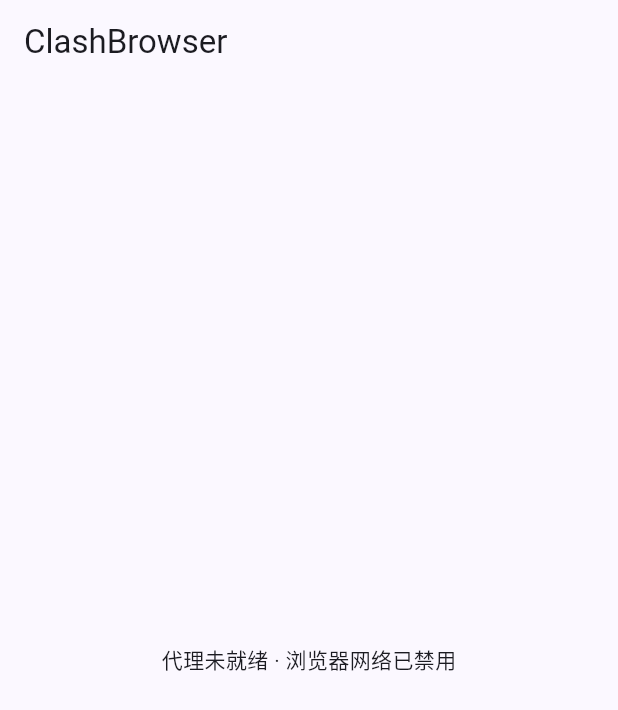
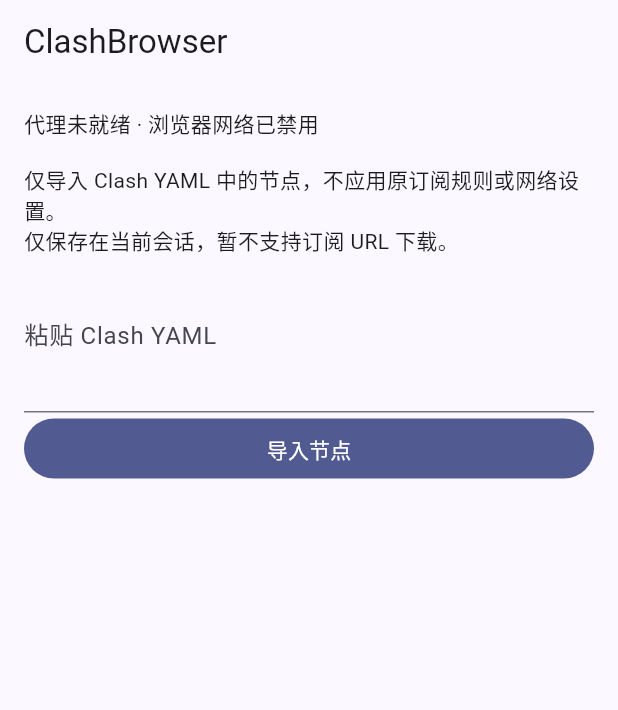
Before and after one commit to NoRegret-L/ClashBrowser, a Flutter app: the screen it shows after launch, on a phone screen of 412 x 824 dp. Shown: the top 710 px of the screen. Run offline on Flutter 3.47's test engine with Material 3 defaults, Android fonts, the phone set to English and light mode, and no system bars; our stand-ins replace yaml.

Commit message:
Implement shared core adapter and restricted Clash node import with tests

```diff
--- a/lib/main.dart
+++ b/lib/main.dart
@@ -1,4 +1,6 @@
 import 'package:flutter/material.dart';
+
+import 'core/subscription.dart';
 
 void main() => runApp(const ClashBrowser());
 
@@ -9,11 +11,115 @@ class ClashBrowser extends StatelessWidget {
   Widget build(BuildContext context) => MaterialApp(
     title: 'ClashBrowser',
     theme: ThemeData(colorSchemeSeed: Colors.indigo, useMaterial3: true),
-    home: Scaffold(
-      appBar: AppBar(title: const Text('ClashBrowser')),
-      body: const SafeArea(
-        child: Center(child: Text('代理未就绪 · 浏览器网络已禁用')),
-      ),
-    ),
+    home: const SubscriptionScreen(),
   );
 }
+
+class SubscriptionScreen extends StatefulWidget {
+  const SubscriptionScreen({super.key});
+
+  @override
+  State<SubscriptionScreen> createState() => _SubscriptionScreenState();
+}
+
+class _SubscriptionScreenState extends State<SubscriptionScreen> {
+  final _yaml = TextEditingController();
+  final _profiles = <SubscriptionProfile>[];
+  int? _active;
+  String? _selected;
+  String? _error;
+
+  @override
+  void dispose() {
+    _yaml.dispose();
+    super.dispose();
+  }
+
+  void _import() {
+    try {
+      final profile = SubscriptionProfile.parse(_yaml.text);
+      setState(() {
+        _profiles.add(profile);
+        _active = _profiles.length - 1;
+        _selected = profile.nodeNames.first;
+        _error = null;
+        _yaml.clear();
+      });
+    } on FormatException {
+      setState(() => _error = '导入失败：格式、节点类型或选项不受支持。');
+    }
+  }
+
+  void _remove() {
+    final active = _active;
+    if (active == null) return;
+    setState(() {
+      _profiles.removeAt(active);
+      _active = _profiles.isEmpty ? null : 0;
+      _selected = _profiles.isEmpty ? null : _profiles.first.nodeNames.first;
+      _error = null;
+    });
+  }
+
+  @override
+  Widget build(BuildContext context) {
+    final profile = _active == null ? null : _profiles[_active!];
+    return Scaffold(
+      appBar: AppBar(title: const Text('ClashBrowser')),
+      body: SafeArea(
+        child: ListView(
+          padding: const EdgeInsets.all(16),
+          children: [
+            const Text('代理未就绪 · 浏览器网络已禁用'),
+            const SizedBox(height: 16),
+            const Text('仅导入 Clash YAML 中的节点，不应用原订阅规则或网络设置。'),
+            const Text('仅保存在当前会话，暂不支持订阅 URL 下载。'),
+            TextField(
+              key: const Key('yaml-input'),
+              controller: _yaml,
+              minLines: 3,
+              maxLines: 6,
+              autocorrect: false,
+              enableSuggestions: false,
+              decoration: const InputDecoration(labelText: '粘贴 Clash YAML'),
+            ),
+            FilledButton(onPressed: _import, child: const Text('导入节点')),
+            if (_error != null) Text(_error!),
+            if (profile != null) ...[
+              DropdownButton<int>(
+                value: _active,
+                isExpanded: true,
+                items: [
+                  for (var i = 0; i < _profiles.length; i++)
+                    DropdownMenuItem(value: i, child: Text('配置 ${i + 1}')),
+                ],
+                onChanged: (i) {
+                  if (i == null) return;
+                  setState(() {
+                    _active = i;
+                    _selected = _profiles[i].nodeNames.first;
+                  });
+                },
+              ),
+              Text('已导入 ${profile.nodeNames.length} 个节点'),
+              if (profile.ignoredSections.isNotEmpty)
+                const Text('已忽略原订阅的非节点设置；不会自动启用任何规则。'),
+              DropdownButton<String>(
+                key: const Key('node-select'),
+                value: _selected,
+                isExpanded: true,
+                items: [
+                  for (final name in profile.nodeNames)
+                    DropdownMenuItem(value: name, child: Text(name,
+                      overflow: TextOverflow.ellipsis)),
+                ],
+                onChanged: (name) => setState(() => _selected = name),
+              ),
+              OutlinedButton(onPressed: _remove, child: const Text('删除配置')),
+            ],
+          ],
+        ),
+      ),
+    );
+  }
+}
--- a/pubspec.yaml
+++ b/pubspec.yaml
@@ -7,6 +7,7 @@ environment:
 dependencies:
   flutter:
     sdk: flutter
+  yaml: 3.1.3
 dev_dependencies:
   flutter_test:
     sdk: flutter
```
Also changed, not shown: lib/core/core_adapter.dart (added, +94 -0 lines), lib/core/subscription.dart (added, +219 -0 lines), 6 other files.
